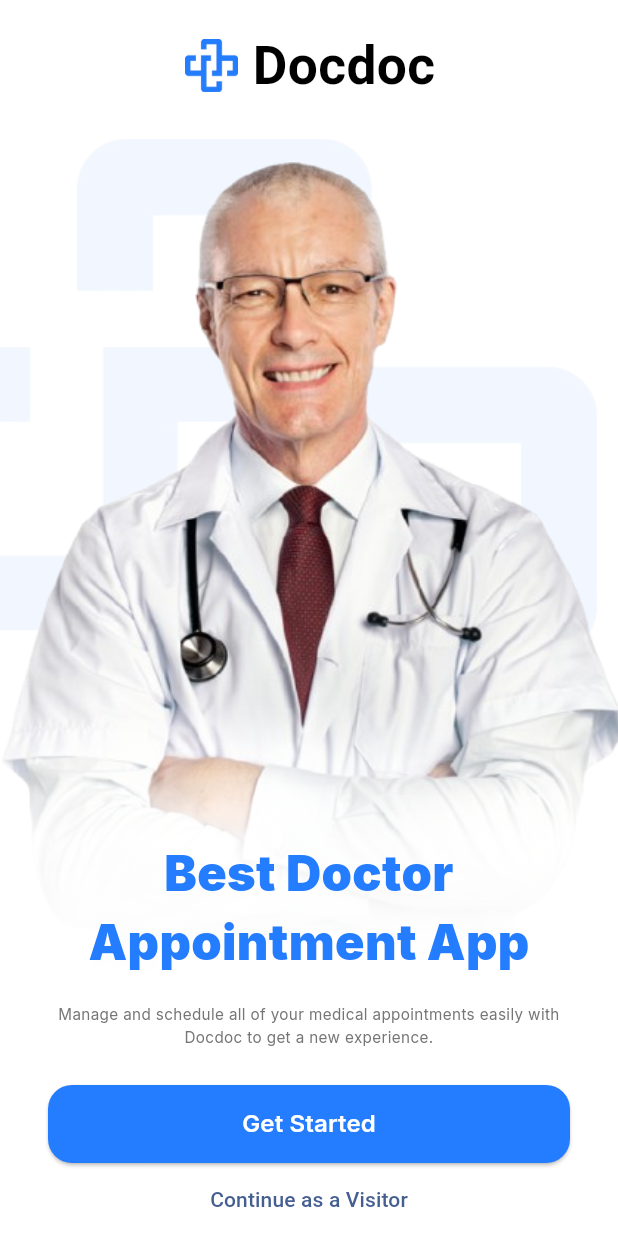
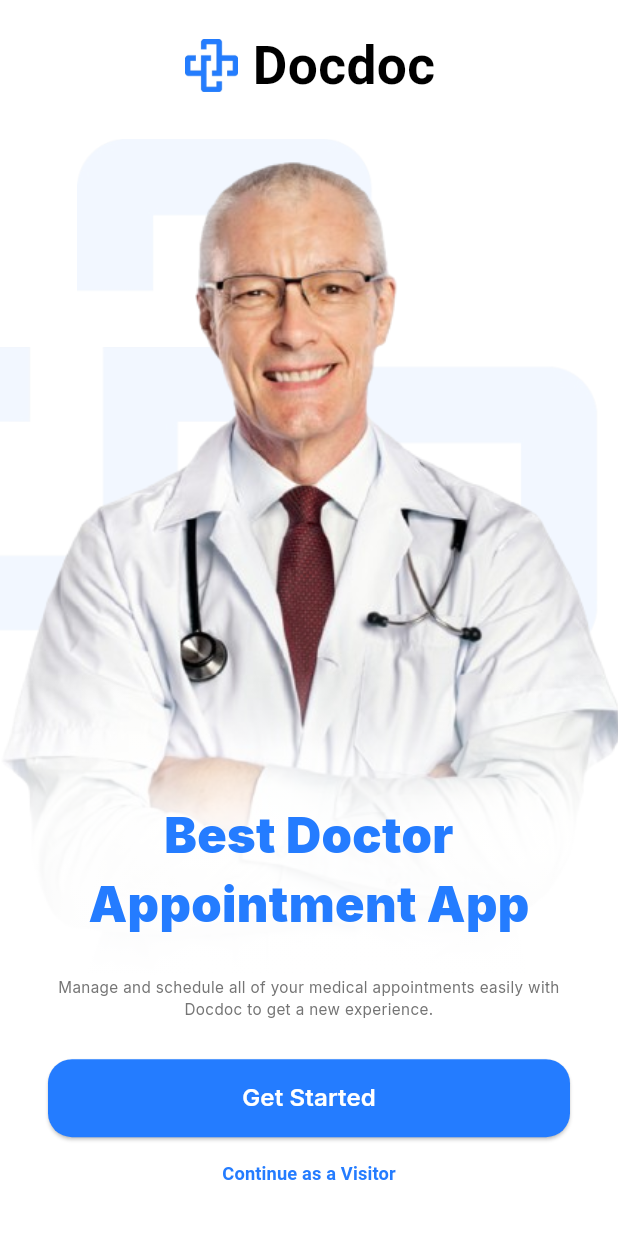
Before and after one commit to laila2099/appointment_app, a Flutter app: the screen it shows after launch, on a phone screen of 412 x 824 dp. Run offline on Flutter 3.47's test engine with Material 3 defaults, Android fonts, the light colour scheme and no system bars; our stand-ins replace country_picker, flutter_screenutil, flutter_svg, flutter_switch, get, get_storage and 3 more; accounts and stored records are empty.

Commit message:
final ui

```diff
--- a/lib/models/doctor_model.dart
+++ b/lib/models/doctor_model.dart
@@ -15,6 +15,7 @@ class Doctor {
   final double lat;
   final double lng;
   final bool isRecommended;
+  final String practiceExperience;
 
   const Doctor({
     required this.id,
@@ -33,6 +34,7 @@ class Doctor {
     required this.lat,
     required this.lng,
     required this.isRecommended,
+    required this.practiceExperience,
   });
 
   factory Doctor.fromJson(Map<String, dynamic> json) {
@@ -96,6 +98,7 @@ class Doctor {
           json['is_recommended'] == 'true' ||
           json['isRecommended'] == true ||
           json['isRecommended'] == 'true',
+      practiceExperience: json['practice_experience']?.toString() ?? '',
     );
   }
 
@@ -116,6 +119,7 @@ class Doctor {
     double? lat,
     double? lng,
     bool? isRecommended,
+    String? practiceExperience,
   }) {
     return Doctor(
       id: id ?? this.id,
@@ -134,6 +138,7 @@ class Doctor {
       lat: lat ?? this.lat,
       lng: lng ?? this.lng,
       isRecommended: isRecommended ?? this.isRecommended,
+      practiceExperience: practiceExperience ?? this.practiceExperience,
     );
   }
 }
--- a/lib/views/home_section/booking_appointment/booking_appointment_controller/booking_controller.dart
+++ b/lib/views/home_section/booking_appointment/booking_appointment_controller/booking_controller.dart
@@ -91,6 +91,7 @@ class BookingController extends GetxController {
       locationText: "Cairo, Egypt",
       lat: 30.0444,
       lng: 31.2357,
+      practiceExperience: '',
     );
 
     _seed();
--- a/lib/views/profile_section/profile_view/personal_info.dart
+++ b/lib/views/profile_section/profile_view/personal_info.dart
@@ -66,7 +66,6 @@ class PersonalInfo extends StatelessWidget {
 
                       if (file == null) return;
 
-                      // هنا نستخدم setAvatar بدل تعديل الـ Rx مباشرة
                       profileController.setAvatar(file);
                     },
                     child: Container(
--- a/lib/views/splash_screen/onboarding_view/onboarding_view.dart
+++ b/lib/views/splash_screen/onboarding_view/onboarding_view.dart
@@ -89,7 +89,7 @@ class OnBoardingView extends StatelessWidget {
                       left: 0,
                       right: 0,
                       child: Container(
-                        height: 180.h,
+                        height: 200.h,
                         decoration: BoxDecoration(
                           gradient: LinearGradient(
                             begin: Alignment.bottomCenter,
@@ -104,7 +104,7 @@ class OnBoardingView extends StatelessWidget {
                       ),
                     ),
                     Positioned(
-                      bottom: 0,
+                      bottom: 25,
                       left: 32,
                       right: 32,
                       child: Column(
@@ -118,7 +118,6 @@ class OnBoardingView extends StatelessWidget {
                     ),
                   ],
                 ),
-                SizedBox(height: 18.h),
                 Padding(
                   padding: const EdgeInsets.only(right: 32, left: 32),
                   child: Text(
@@ -132,7 +131,7 @@ class OnBoardingView extends StatelessWidget {
                         color: AppColors.subtitle),
                   ),
                 ),
-                SizedBox(height: 24.h),
+                SizedBox(height: 25.h),
                 Padding(
                   padding: const EdgeInsets.only(right: 32, left: 32),
                   child: CustomPrimaryButton(
@@ -147,7 +146,10 @@ class OnBoardingView extends StatelessWidget {
                     prefs.setBool(PrefKeys.hasSeenOnboarding, true);
                     Get.offAllNamed(AppRoutes.bottomnavbar);
                   },
-                  child: Text("Continue as a Visitor"),
+                  child: Text(
+                    "Continue as a Visitor",
+                    style: CustomTextStyles.outlinedButton12,
+                  ),
                 )
               ],
             ),
--- a/lib/views/splash_screen/splash_screen_view/splash_screen_view.dart
+++ b/lib/views/splash_screen/splash_screen_view/splash_screen_view.dart
@@ -23,7 +23,9 @@ class SplashScreen extends StatelessWidget {
     });
 
     return Scaffold(
-      body: Stack(
+      body: Padding(
+        padding: const EdgeInsets.all(8.0),
+        child: Stack(
           alignment: Alignment.center,
           children: [
             Center(
@@ -80,6 +82,7 @@ class SplashScreen extends StatelessWidget {
             ),
           ],
         ),
+      ),
     );
   }
 }
```
Also changed, not shown: lib/views/auth_section/sign_up/sign_up_view.dart (+6 -5 lines), lib/views/home_section/doctor_details/widgets/about_tab.dart (+1 -11 lines), lib/widgets/general_widgets/bottom_nav_bar/bottom_nav_view/profile_nav_icon.dart (+12 -3 lines). Lines whose indentation alone changed are shown as unchanged.
